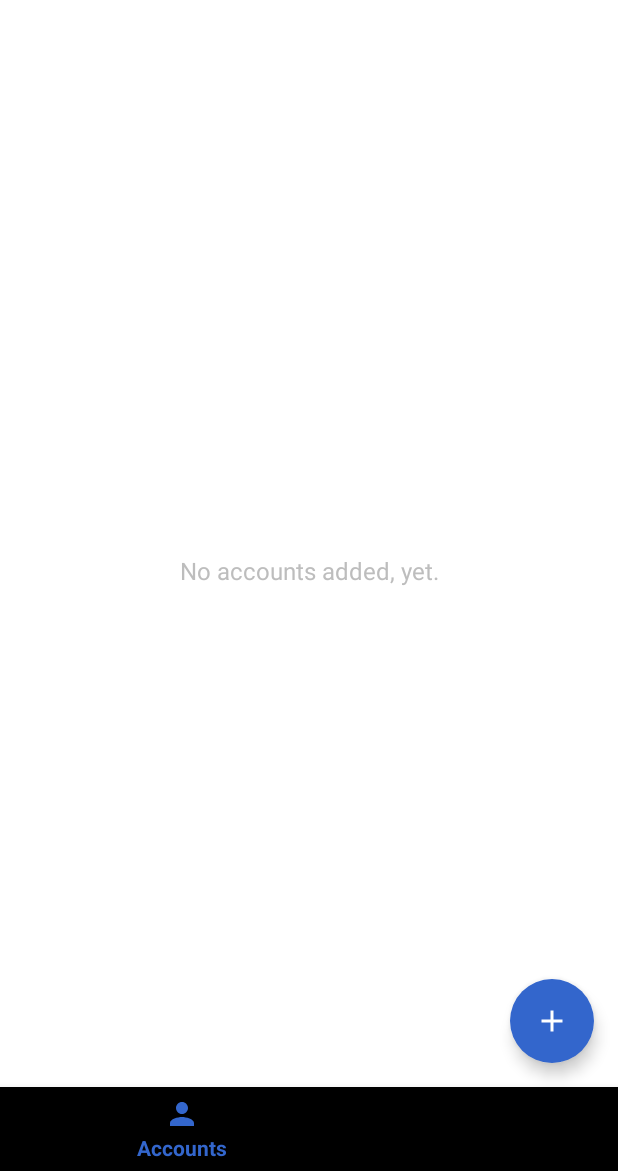
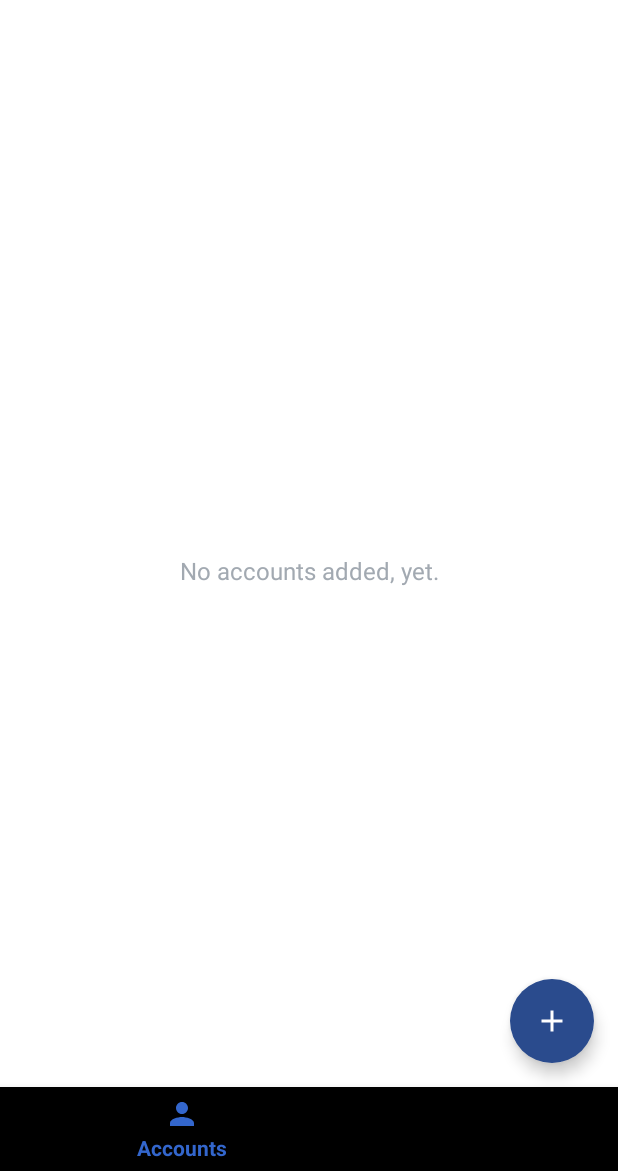
Before and after one commit to FlorianSW/mediawiki-app-PasswordlessLogin, an Android app: the screen it shows after launch (MainActivity), on a phone screen of 412 x 824 dp, the part 65-1236 px from its top. Run offline under Robolectric (Android 15) with nearby library versions, the phone set to English and light mode, and no system bars; libraries missing offline, so code that uses them is left out: me.dm7.barcodescanner; 2 statements that could not run were skipped.

Commit message:
Adjust accent color out of Wikimedia UI base

```diff
--- a/app/src/main/res/layout/activity_main.xml
+++ b/app/src/main/res/layout/activity_main.xml
@@ -29,7 +29,6 @@
         android:layout_alignParentEnd="true"
         android:layout_marginBottom="72dp"
         android:layout_marginEnd="16dp"
-        android:backgroundTint="@color/colorPrimary"
         app:borderWidth="0dp"
         android:clickable="true"
         app:elevation="6dp"/>
--- a/app/src/main/res/values/colors.xml
+++ b/app/src/main/res/values/colors.xml
@@ -4,8 +4,8 @@
     <color name="colorWhite">#FFF</color>
     <color name="colorBlack">#000</color>
     <color name="colorPrimaryDark">#FFF</color>
-    <color name="colorAccent">#D81B60</color>
+    <color name="colorAccent">#2a4b8d</color>
     <color name="colorDesctructive">#d33</color>
     <color name="colorConstructive">#00af89</color>
-    <color name="colorSecondaryText">#BDBDBD</color>
+    <color name="colorSecondaryText">#a2a9b1</color>
 </resources>
```
